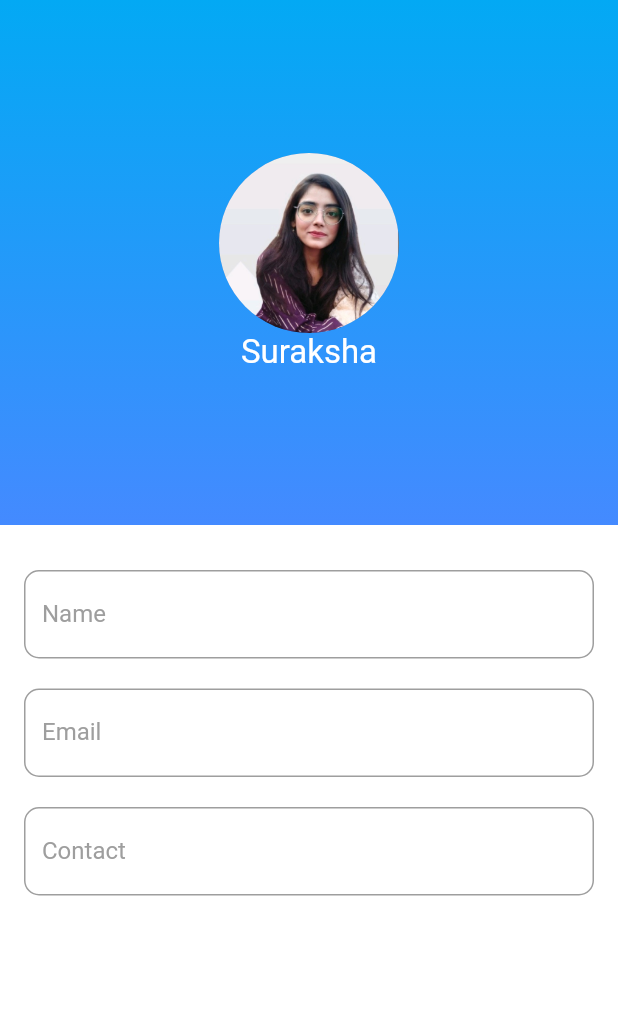
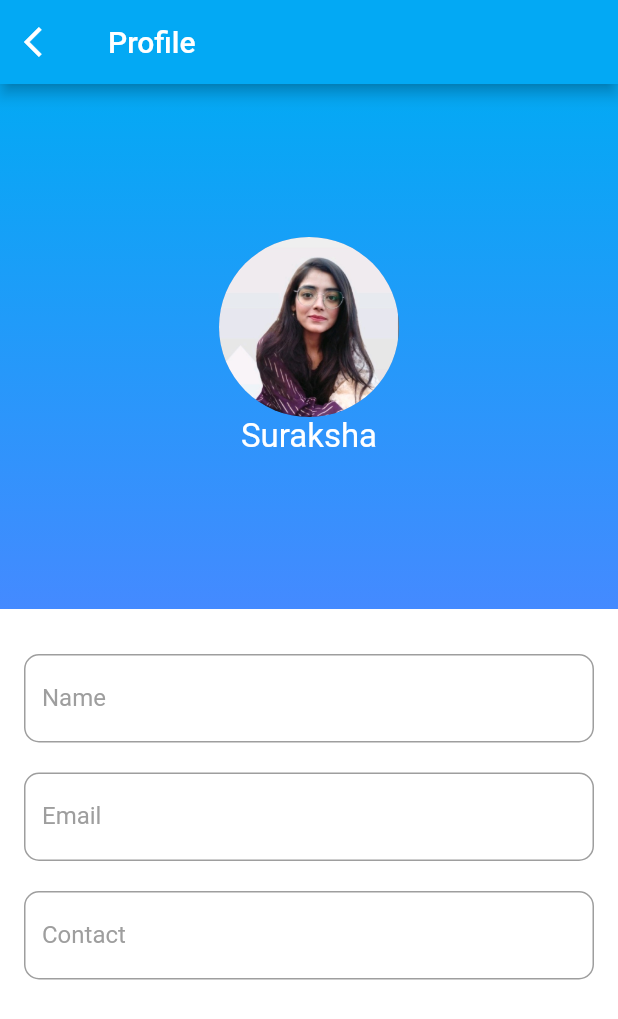
Before and after one commit to SIBA-CMS-FYP/SIBA_CMS2_FYP, a Flutter app: the profile screen opened directly, on a phone screen of 412 x 824 dp. Shown: the top 1019 px of the screen. Run offline on Flutter 3.47's test engine with Material 2 defaults, Android fonts, the phone set to English and light mode, and no system bars; our stand-ins replace animated_splash_screen, curved_navigation_bar, flutter_neumorphic, get, page_transition.

Commit message:
pop profile

```diff
--- a/lib/routes/profile.dart
+++ b/lib/routes/profile.dart
@@ -7,6 +7,19 @@ class profile extends StatelessWidget {
   @override
   Widget build(BuildContext context) {
  return Scaffold(
+  appBar: AppBar(
+         backgroundColor: Colors.lightBlue,
+        title: Text('Profile'),
+        leading: IconButton(
+          onPressed: (){
+          Navigator.pop(context);
+        },
+         icon: Icon(
+          Icons.arrow_back_ios,
+
+        ),
+        ),
+      ),
       body: Column(
         children: [
           Container(
--- a/lib/routes/send_feedback.dart
+++ b/lib/routes/send_feedback.dart
@@ -9,6 +9,7 @@ class _SendFeedbackPageState extends State<SendFeedbackPage> {
   @override
   Widget build(BuildContext context) {
     return Scaffold(
+
       body: Center(
         child:Column(
           mainAxisAlignment: MainAxisAlignment.center,
```
